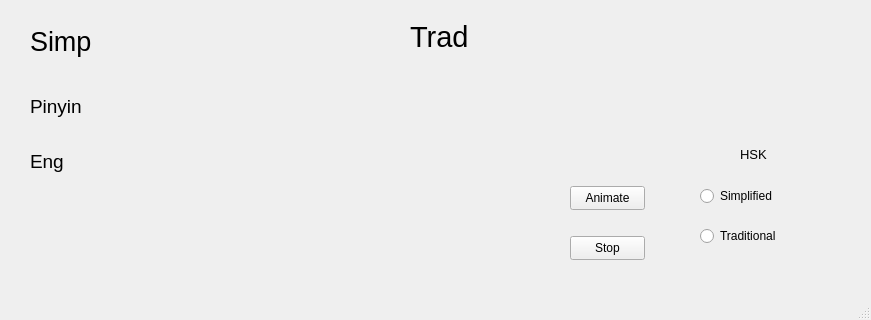
Before: the Qt Designer form mainwindow.ui in LStefanCoder/DictoSinico, drawn with Qt 5; both pictures show x 0 to 871 and y 383 to 703 of the 871 by 703 pixel window.
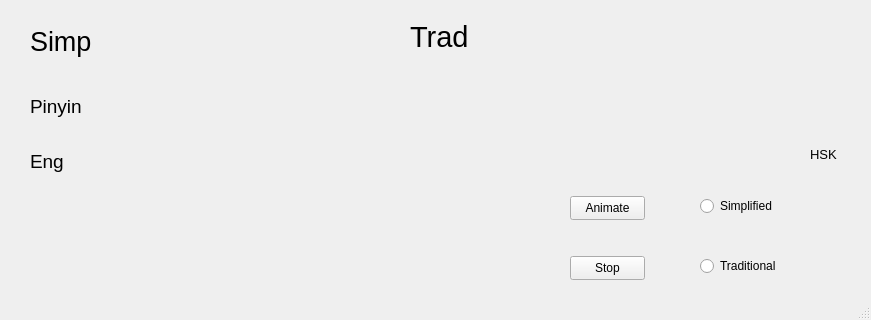
After: the same form once the commit is applied. Custom widgets are drawn as their Qt base class.

Commit message: Added word wrap to the definition label and fixed the HSK value loading.

What changed in the file:
```diff
--- a/mainwindow.ui
+++ b/mainwindow.ui
@@ -101,7 +101,7 @@
      <rect>
       <x>30</x>
       <y>500</y>
-      <width>731</width>
+      <width>741</width>
       <height>51</height>
      </rect>
     </property>
@@ -135,9 +135,9 @@
    <widget class="QLabel" name="hskValue">
     <property name="geometry">
      <rect>
-      <x>740</x>
+      <x>810</x>
       <y>510</y>
-      <width>49</width>
+      <width>51</width>
       <height>16</height>
      </rect>
     </property>
@@ -154,7 +154,7 @@
     <property name="geometry">
      <rect>
       <x>30</x>
-      <y>550</y>
+      <y>560</y>
       <width>501</width>
       <height>80</height>
      </rect>
@@ -169,7 +169,7 @@
     <property name="geometry">
      <rect>
       <x>570</x>
-      <y>550</y>
+      <y>560</y>
       <width>75</width>
       <height>24</height>
      </rect>
@@ -182,7 +182,7 @@
     <property name="geometry">
      <rect>
       <x>570</x>
-      <y>600</y>
+      <y>620</y>
       <width>75</width>
       <height>24</height>
      </rect>
@@ -195,7 +195,7 @@
     <property name="geometry">
      <rect>
       <x>700</x>
-      <y>550</y>
+      <y>560</y>
       <width>111</width>
       <height>20</height>
      </rect>
@@ -208,7 +208,7 @@
     <property name="geometry">
      <rect>
       <x>700</x>
-      <y>590</y>
+      <y>620</y>
       <width>111</width>
       <height>20</height>
      </rect>
```
The commit also changes 3 other files.
